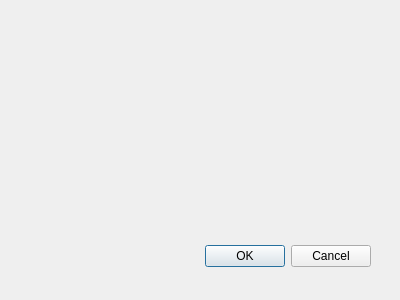
Above: window/workerwindow.ui from IOleg-crypto/os_lab_09_team before the change. Below: the same form after it.
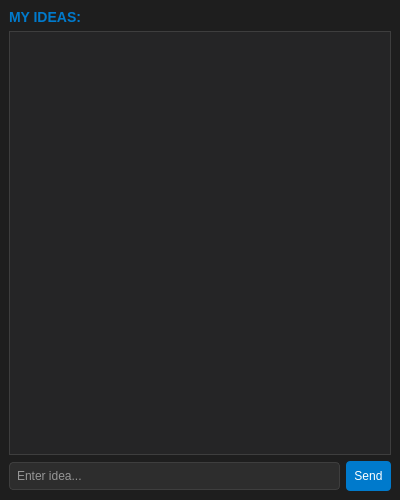
That is the form after the change.

Commit message: adding manual ideas input streams

Patch:
```diff
--- a/window/workerwindow.ui
+++ b/window/workerwindow.ui
@@ -1,33 +1,84 @@
 <?xml version="1.0" encoding="UTF-8"?>
 <ui version="4.0">
- <class>Dialog</class>
- <widget class="QDialog" name="Dialog">
+ <class>WorkerWindow</class>
+ <widget class="QMainWindow" name="WorkerWindow">
   <property name="geometry">
    <rect>
     <x>0</x>
     <y>0</y>
     <width>400</width>
-    <height>300</height>
+    <height>500</height>
    </rect>
   </property>
   <property name="windowTitle">
    <string>Dialog</string>
   </property>
-  <widget class="QDialogButtonBox" name="buttonBox">
-   <property name="geometry">
-    <rect>
-     <x>30</x>
-     <y>240</y>
-     <width>341</width>
-     <height>32</height>
-    </rect>
-   </property>
-   <property name="orientation">
-    <enum>Qt::Orientation::Horizontal</enum>
-   </property>
-   <property name="standardButtons">
-    <set>QDialogButtonBox::StandardButton::Cancel|QDialogButtonBox::StandardButton::Ok</set>
-   </property>
+  <property name="styleSheet">
+   <string notr="true">QMainWindow {
+    background-color: #1e1e1e;
+    color: #ffffff;
+}
+QLineEdit {
+    background-color: #2d2d2d;
+    border: 1px solid #3e3e3e;
+    color: #ffffff;
+    padding: 5px;
+    border-radius: 4px;
+}
+QPushButton {
+    background-color: #007acc;
+    color: white;
+    border: none;
+    padding: 8px;
+    border-radius: 4px;
+}
+QPushButton:hover {
+    background-color: #0098ff;
+}
+QPushButton:disabled {
+    background-color: #333333;
+    color: #888888;
+}
+QListWidget {
+    background-color: #252526;
+    border: 1px solid #3e3e3e;
+    color: #cccccc;
+}</string>
+  </property>
+  <widget class="QWidget" name="centralwidget">
+   <layout class="QVBoxLayout" name="verticalLayout">
+    <item>
+     <widget class="QLabel" name="label">
+      <property name="text">
+       <string>MY IDEAS:</string>
+      </property>
+      <property name="styleSheet">
+       <string notr="true">font-weight: bold; font-size: 14px; color: #007acc;</string>
+      </property>
+     </widget>
+    </item>
+    <item>
+     <widget class="QListWidget" name="listMyIdeas"/>
+    </item>
+    <item>
+     <layout class="QHBoxLayout" name="horizontalLayout">
+      <item>
+       <widget class="QLineEdit" name="lineEditIdea">
+        <property name="placeholderText">
+         <string>Enter idea...</string>
+        </property>
+       </widget>
+      </item>
+      <item>
+       <widget class="QPushButton" name="btnSend">
+        <property name="text">
+         <string>Send</string>
+        </property>
+       </widget>
+      </item>
+     </layout>
+    </item>
+   </layout>
   </widget>
  </widget>
  <resources/>
```
Left out of the diff: 37 changed lines with no effect on the pictures. The commit also changes 3 other files.
